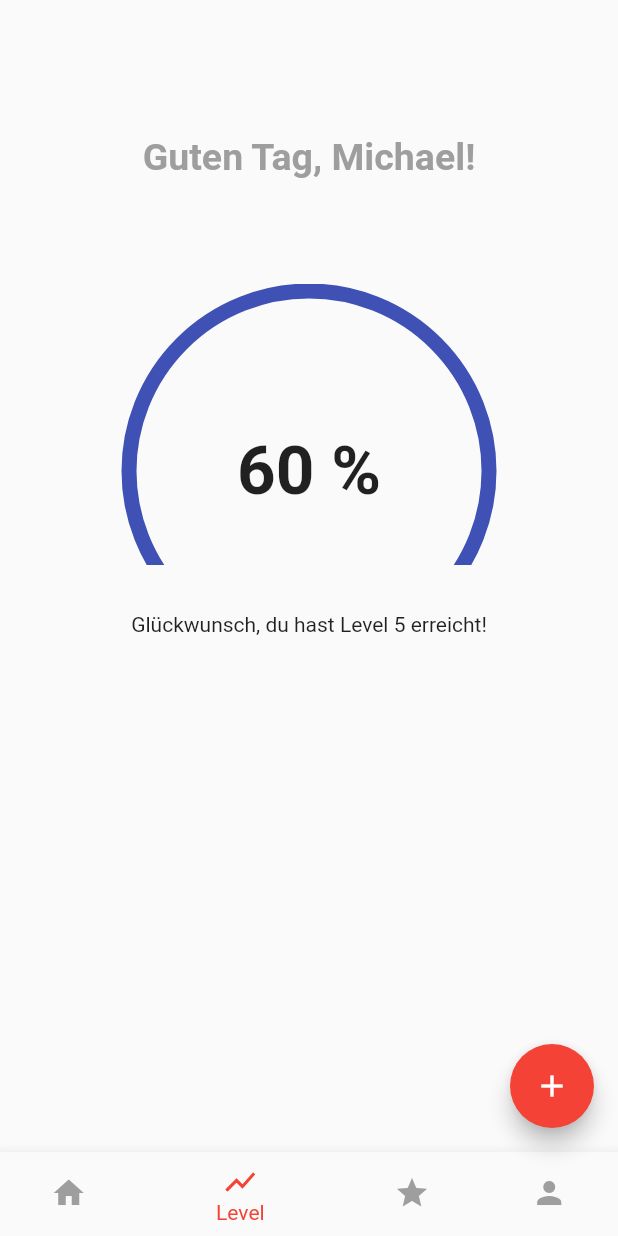
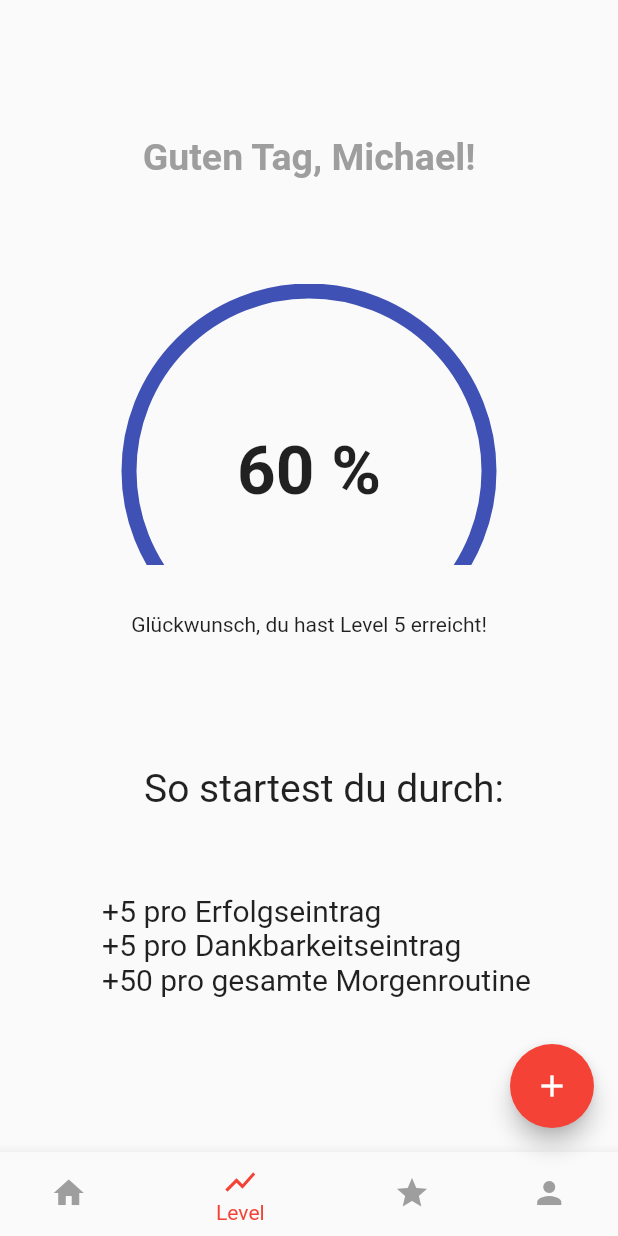
Before and after one commit to simonwachtler/mydailywin, a Flutter app: the screen it shows after launch, item 2 of the bottom bar chosen, on a phone screen of 412 x 824 dp. Run offline on Flutter 3.47's test engine with Material 2 defaults, Android fonts, the phone set to English and light mode, and no system bars; drawn by our look-alikes of flutter_speed_dial; Roboto replaces fonts that are missing (Abadi).

Commit message:
Text hinzugefügt und angepasst

```diff
--- a/lib/level.dart
+++ b/lib/level.dart
@@ -1,4 +1,3 @@
-
 import 'package:flutter/material.dart';
 
 class Level extends StatelessWidget {
@@ -24,6 +23,20 @@ class Level extends StatelessWidget {
         Padding(
           padding: const EdgeInsets.all(32),
           child: Text("Glückwunsch, du hast Level 5 erreicht!"),
+        ),
+        Padding(
+          padding: const EdgeInsets.only(top: 54, left: 20),
+          child: Text(
+            "So startest du durch:",
+            style: TextStyle(fontSize: 26),
+          ),
+        ),
+        Padding(
+          padding: const EdgeInsets.only(left: 10, top: 55),
+          child: Text(
+            "+5 pro Erfolgseintrag \n+5 pro Dankbarkeitseintrag\n+50 pro gesamte Morgenroutine",
+            style: TextStyle(fontSize: 20),
+          ),
         ),
       ]),
     );
```
Also changed, not shown: lib/hall_of_fame.dart (+4 -5 lines).
